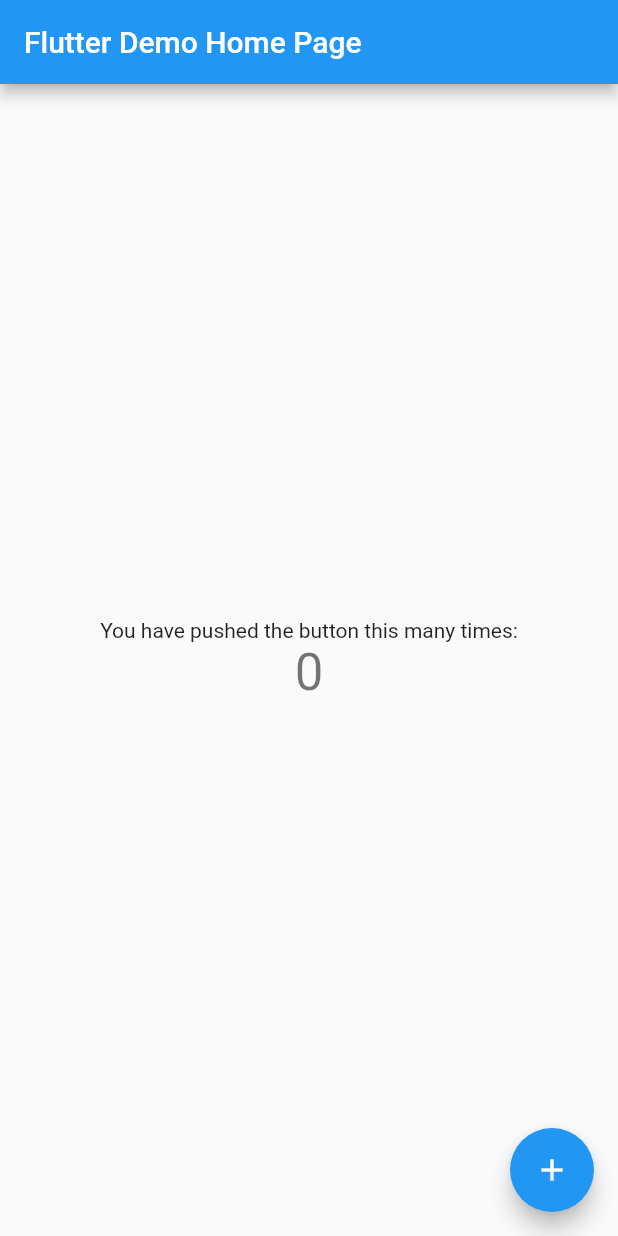
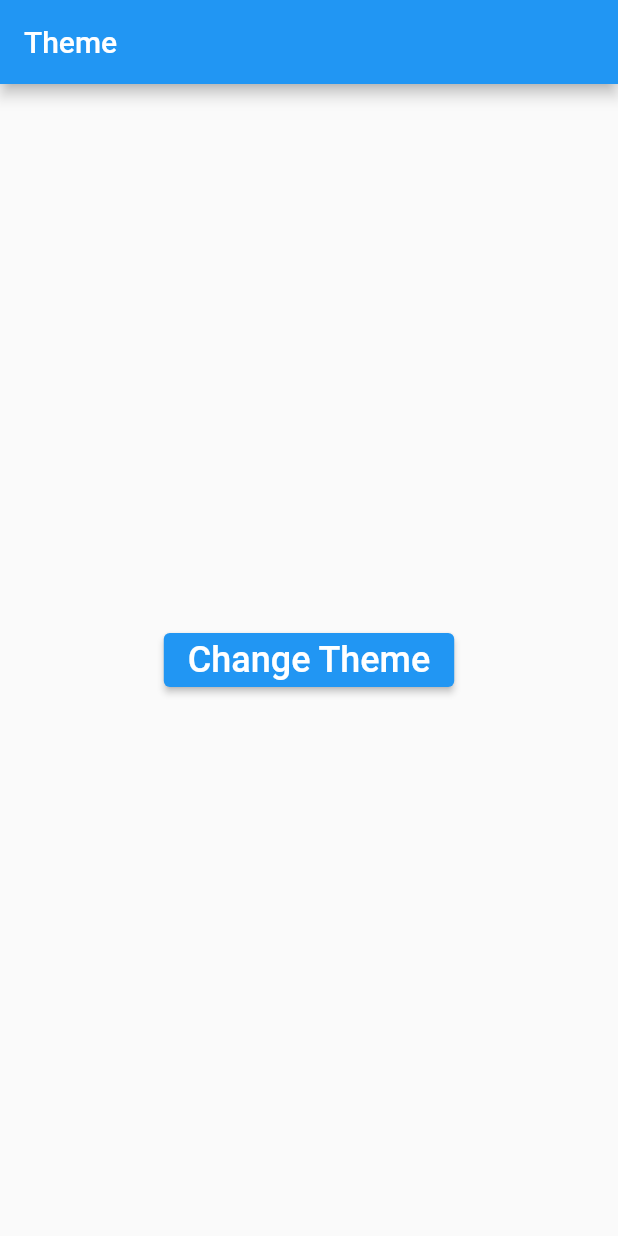
Before and after one commit to UISameer/flutter-theme-switcher, a Flutter app: the screen it shows after launch, on a phone screen of 412 x 824 dp. Run offline on Flutter 3.47's test engine with Material 2 defaults, Android fonts, the phone set to English and light mode, and no system bars; our stand-ins replace bloc, equatable, flutter_bloc.

Commit message:
Made theme change when rand int is odd or even

```diff
--- a/theme_switcher/lib/main.dart
+++ b/theme_switcher/lib/main.dart
@@ -1,4 +1,8 @@
+import 'dart:math';
+
 import 'package:flutter/material.dart';
+import 'package:flutter_bloc/flutter_bloc.dart';
+import 'package:theme_switcher/theme/theme_bloc.dart';
 
 void main() {
   runApp(const MyApp());
@@ -10,106 +14,46 @@ class MyApp extends StatelessWidget {
   // This widget is the root of your application.
   @override
   Widget build(BuildContext context) {
-    return MaterialApp(
-      title: 'Flutter Demo',
-      theme: ThemeData(
-        // This is the theme of your application.
-        //
-        // Try running your application with "flutter run". You'll see the
-        // application has a blue toolbar. Then, without quitting the app, try
-        // changing the primarySwatch below to Colors.green and then invoke
-        // "hot reload" (press "r" in the console where you ran "flutter run",
-        // or simply save your changes to "hot reload" in a Flutter IDE).
-        // Notice that the counter didn't reset back to zero; the application
-        // is not restarted.
-        primarySwatch: Colors.blue,
+    return BlocProvider<ThemeBloc>(
+      create: (context) => ThemeBloc(),
+      child: BlocBuilder<ThemeBloc, ThemeState>(
+        builder: (context, state) {
+          return MaterialApp(
+            title: 'Flutter Theme Demo',
+            debugShowCheckedModeBanner: false,
+            theme: state.appTheme == Apptheme.light
+                ? ThemeData.light()
+                : ThemeData.dark(),
+            home: const MyHomePage(),
+          );
+        },
       ),
-      home: const MyHomePage(title: 'Flutter Demo Home Page'),
     );
   }
 }
 
-class MyHomePage extends StatefulWidget {
-  const MyHomePage({super.key, required this.title});
-
-  // This widget is the home page of your application. It is stateful, meaning
-  // that it has a State object (defined below) that contains fields that affect
-  // how it looks.
-
-  // This class is the configuration for the state. It holds the values (in this
-  // case the title) provided by the parent (in this case the App widget) and
-  // used by the build method of the State. Fields in a Widget subclass are
-  // always marked "final".
-
-  final String title;
-
-  @override
-  State<MyHomePage> createState() => _MyHomePageState();
-}
-
-class _MyHomePageState extends State<MyHomePage> {
-  int _counter = 0;
-
-  void _incrementCounter() {
-    setState(() {
-      // This call to setState tells the Flutter framework that something has
-      // changed in this State, which causes it to rerun the build method below
-      // so that the display can reflect the updated values. If we changed
-      // _counter without calling setState(), then the build method would not be
-      // called again, and so nothing would appear to happen.
-      _counter++;
-    });
-  }
+class MyHomePage extends StatelessWidget {
+  const MyHomePage({super.key});
 
   @override
   Widget build(BuildContext context) {
-    // This method is rerun every time setState is called, for instance as done
-    // by the _incrementCounter method above.
-    //
-    // The Flutter framework has been optimized to make rerunning build methods
-    // fast, so that you can just rebuild anything that needs updating rather
-    // than having to individually change instances of widgets.
     return Scaffold(
       appBar: AppBar(
-        // Here we take the value from the MyHomePage object that was created by
-        // the App.build method, and use it to set our appbar title.
-        title: Text(widget.title),
+        title: Text('Theme'),
       ),
       body: Center(
-        // Center is a layout widget. It takes a single child and positions it
-        // in the middle of the parent.
-        child: Column(
-          // Column is also a layout widget. It takes a list of children and
-          // arranges them vertically. By default, it sizes itself to fit its
-          // children horizontally, and tries to be as tall as its parent.
-          //
-          // Invoke "debug painting" (press "p" in the console, choose the
-          // "Toggle Debug Paint" action from the Flutter Inspector in Android
-          // Studio, or the "Toggle Debug Paint" command in Visual Studio Code)
-          // to see the wireframe for each widget.
-          //
-          // Column has various properties to control how it sizes itself and
-          // how it positions its children. Here we use mainAxisAlignment to
-          // center the children vertically; the main axis here is the vertical
-          // axis because Columns are vertical (the cross axis would be
-          // horizontal).
-          mainAxisAlignment: MainAxisAlignment.center,
-          children: <Widget>[
-            const Text(
-              'You have pushed the button this many times:',
-            ),
-            Text(
-              '$_counter',
-              style: Theme.of(context).textTheme.headline4,
-            ),
-          ],
+        child: ElevatedButton(
+          child: Text(
+            'Change Theme',
+            style: TextStyle(fontSize: 24.0),
+          ),
+          onPressed: () {
+            final int randInt = Random().nextInt(10);
+            print('rantInt $randInt');
+            context.read<ThemeBloc>().add(ChangeThemeEvent(randInt: randInt));
+          },
         ),
       ),
-      floatingActionButton: FloatingActionButton(
-        onPressed: _incrementCounter,
-        tooltip: 'Increment',
-        child: const Icon(Icons.add),
-      ), // This trailing comma makes auto-formatting nicer for build methods.
     );
   }
 }
--- a/theme_switcher/lib/theme/theme_bloc.dart
+++ b/theme_switcher/lib/theme/theme_bloc.dart
@@ -1,13 +1,18 @@
 import 'package:bloc/bloc.dart';
+import 'package:equatable/equatable.dart';
 import 'package:meta/meta.dart';
 
 part 'theme_event.dart';
 part 'theme_state.dart';
 
 class ThemeBloc extends Bloc<ThemeEvent, ThemeState> {
-  ThemeBloc() : super(ThemeInitial()) {
-    on<ThemeEvent>((event, emit) {
-      // TODO: implement event handler
+  ThemeBloc() : super(ThemeState.initial()) {
+    on<ChangeThemeEvent>((event, emit) {
+      if (event.randInt % 2 == 0) {
+        emit(state.copyWith(appTheme: Apptheme.light));
+      } else {
+        emit(state.copyWith(appTheme: Apptheme.dark));
+      }
     });
   }
 }
--- a/theme_switcher/lib/theme/theme_event.dart
+++ b/theme_switcher/lib/theme/theme_event.dart
@@ -1,4 +1,24 @@
+// ignore_for_file: public_member_api_docs, sort_constructors_first
 part of 'theme_bloc.dart';
 
 @immutable
-sealed class ThemeEvent {}
+abstract class ThemeEvent extends Equatable {
+  const ThemeEvent();
+
+  @override
+  List<Object> get props => [];
+}
+
+class ChangeThemeEvent extends ThemeEvent {
+  final int randInt;
+
+  ChangeThemeEvent({
+    required this.randInt,
+  });
+
+  @override
+  String toString() => 'ChangeThemeEvent(randInt: $randInt)';
+
+   @override
+  List<Object> get props => [randInt];
+}
--- a/theme_switcher/lib/theme/theme_state.dart
+++ b/theme_switcher/lib/theme/theme_state.dart
@@ -1,6 +1,30 @@
+// ignore_for_file: public_member_api_docs, sort_constructors_first
 part of 'theme_bloc.dart';
 
-@immutable
-sealed class ThemeState {}
+enum Apptheme { light, dark }
 
-final class ThemeInitial extends ThemeState {}
+class ThemeState extends Equatable {
+  final Apptheme appTheme;
+
+  ThemeState({
+    this.appTheme = Apptheme.light,
+  });
+
+  factory ThemeState.initial() {
+    return ThemeState();
+  }
+
+  @override
+  List<Object> get props => [Apptheme];
+
+  ThemeState copyWith({
+    Apptheme? appTheme,
+  }) {
+    return ThemeState(
+      appTheme: appTheme ?? this.appTheme,
+    );
+  }
+
+  @override
+  String toString() => 'ThemeState(appTheme: $appTheme)';
+}
```
